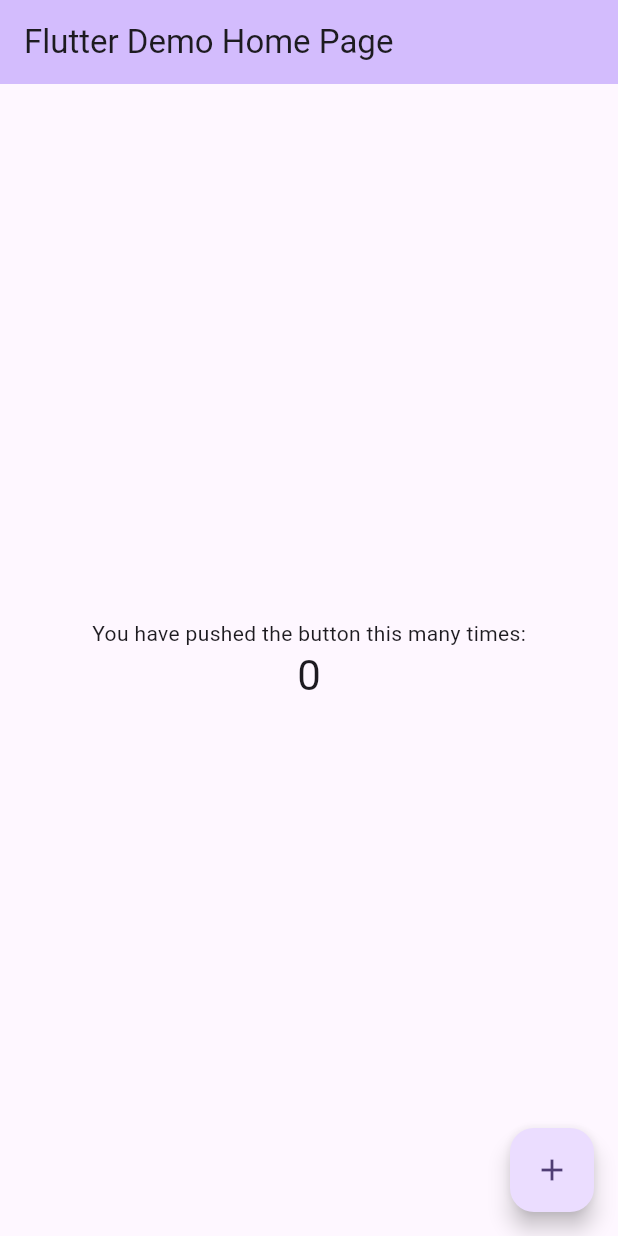
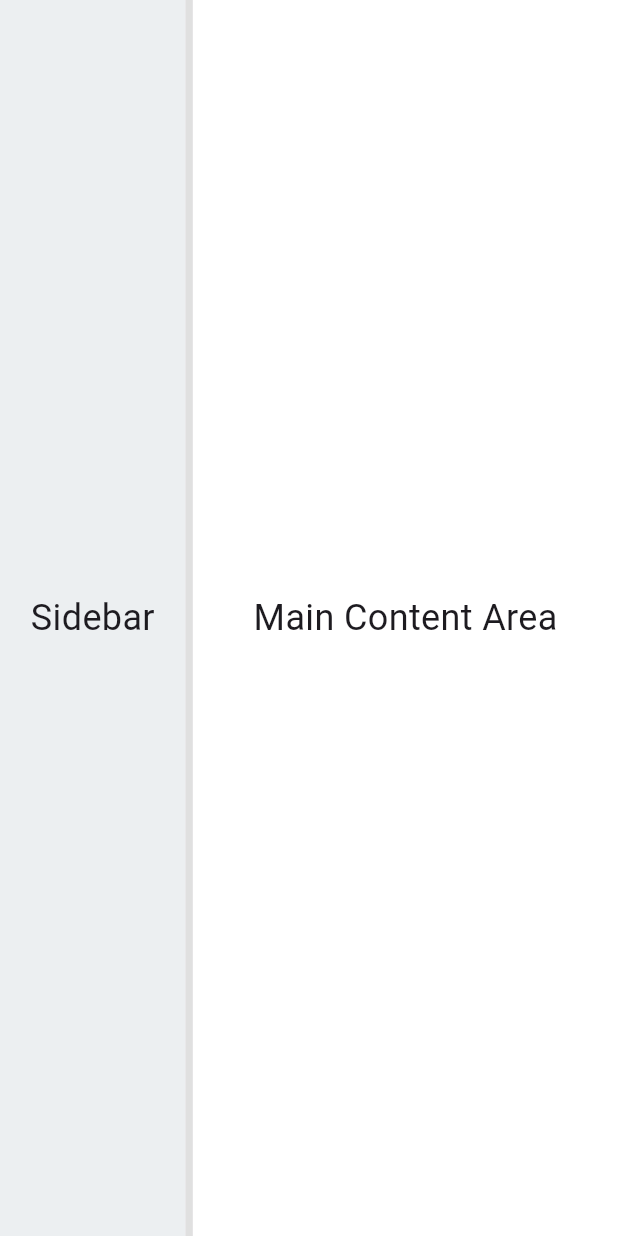
Before and after one commit to srohatgi01/yara, a Flutter app: the screen it shows after launch, on a phone screen of 412 x 824 dp. Run offline on Flutter 3.47's test engine with Material 3 defaults, Android fonts, the phone set to English and light mode, and no system bars; our stand-ins replace bloc, flutter_bloc.

Commit message:
initial code structure & resizable canvas

```diff
--- /dev/null
+++ b/devtools_options.yaml
@@ -0,0 +1,3 @@
+description: This file stores settings for Dart & Flutter DevTools.
+documentation: https://docs.flutter.dev/tools/devtools/extensions#configure-extension-enablement-states
+extensions:
--- /dev/null
+++ b/lib/blocs/cubit/sidebar_size_cubit_cubit.dart
@@ -0,0 +1,24 @@
+import 'package:bloc/bloc.dart';
+
+part 'sidebar_size_cubit_state.dart';
+
+class SidebarSizeCubit extends Cubit<SidebarSizeCubitState> {
+  final double initialWidth;
+  final double maxWidth;
+
+  SidebarSizeCubit(double screenWidth)
+      : initialWidth = (screenWidth * 0.3 > 350 ? 350 : screenWidth * 0.3),
+        maxWidth = screenWidth * 0.55,
+        super(SidebarSizeCubitState(
+        width: (screenWidth * 0.3 > 350 ? 350 : screenWidth * 0.3),
+      ));
+
+
+  /// Update the sidebar width by adding the drag delta
+  void updateWidth(double delta) {
+    final newWidth = state.width + delta;
+    // clamp the width between 100 and 600 for safety
+    final clampedWidth = newWidth.clamp(initialWidth, maxWidth);
+    emit(state.copyWith(width: clampedWidth));
+  }
+}
--- /dev/null
+++ b/lib/blocs/cubit/sidebar_size_cubit_state.dart
@@ -0,0 +1,14 @@
+part of 'sidebar_size_cubit_cubit.dart';
+
+class SidebarSizeCubitState {
+  final double width;
+
+  SidebarSizeCubitState({required this.width});
+
+  /// A helper method to copy the current state with a changed width
+  SidebarSizeCubitState copyWith({double? width}) {
+    return SidebarSizeCubitState(
+      width: width ?? this.width,
+    );
+  }
+}
--- a/lib/main.dart
+++ b/lib/main.dart
@@ -1,4 +1,8 @@
 import 'package:flutter/material.dart';
+import 'package:flutter_bloc/flutter_bloc.dart';
+import 'package:yara/ui/ResizableCanvas.dart';
+
+import 'blocs/cubit/sidebar_size_cubit_cubit.dart';
 
 void main() {
   runApp(const MyApp());
@@ -9,60 +13,20 @@ class MyApp extends StatelessWidget {
 
   @override
   Widget build(BuildContext context) {
+    final screenWidth = MediaQuery.of(context).size.width;
+
     return MaterialApp(
-      title: 'Flutter Demo',
+      debugShowCheckedModeBanner: false,
+      title: 'Yara',
       theme: ThemeData(
         colorScheme: ColorScheme.fromSeed(seedColor: Colors.deepPurple),
         useMaterial3: true,
       ),
-      home: const MyHomePage(title: 'Flutter Demo Home Page'),
-    );
-  }
-}
-
-class MyHomePage extends StatefulWidget {
-  const MyHomePage({super.key, required this.title});
-
-  final String title;
-
-  @override
-  State<MyHomePage> createState() => _MyHomePageState();
-}
-
-class _MyHomePageState extends State<MyHomePage> {
-  int _counter = 0;
-
-  void _incrementCounter() {
-    setState(() {
-      _counter++;
-    });
-  }
-
-  @override
-  Widget build(BuildContext context) {
-    return Scaffold(
-      appBar: AppBar(
-        backgroundColor: Theme.of(context).colorScheme.inversePrimary,
-        title: Text(widget.title),
-      ),
-      body: Center(
-        child: Column(
-          mainAxisAlignment: MainAxisAlignment.center,
-          children: <Widget>[
-            const Text(
-              'You have pushed the button this many times:',
-            ),
-            Text(
-              '$_counter',
-              style: Theme.of(context).textTheme.headlineMedium,
-            ),
-          ],
-        ),
-      ),
-      floatingActionButton: FloatingActionButton(
-        onPressed: _incrementCounter,
-        tooltip: 'Increment',
-        child: const Icon(Icons.add),
+      home: MultiBlocProvider(
+        providers: [
+          BlocProvider(create: (_) => SidebarSizeCubit(screenWidth)),
+        ],
+        child: ResizableCanvas(),
       ),
     );
   }
--- /dev/null
+++ b/lib/ui/ResizableCanvas.dart
@@ -0,0 +1,55 @@
+import 'package:flutter/material.dart';
+import 'package:yara/blocs/cubit/sidebar_size_cubit_cubit.dart';
+import 'package:flutter_bloc/flutter_bloc.dart';
+
+class ResizableCanvas extends StatelessWidget {
+  const ResizableCanvas({Key? key}) : super(key: key);
+
+  @override
+  Widget build(BuildContext context) {
+    return Scaffold(
+      body: Row(
+        children: [
+          BlocBuilder<SidebarSizeCubit, SidebarSizeCubitState>(
+            builder: (context, sidebarState) {
+              return Container(
+                width: sidebarState.width,
+                color: Colors.blueGrey[50],
+                child: Center(
+                  child: Text(
+                    'Sidebar',
+                    style: TextStyle(fontSize: 24),
+                  ),
+                ),
+              );
+            },
+          ),
+          GestureDetector(
+            behavior: HitTestBehavior.translucent,
+            onHorizontalDragUpdate: (DragUpdateDetails details) {
+              context.read<SidebarSizeCubit>().updateWidth(details.delta.dx);
+            },
+            child: MouseRegion(
+              cursor: SystemMouseCursors.resizeColumn,
+              child: Container(
+                width: 5,
+                color: Colors.grey[300],
+              ),
+            ),
+          ),
+          Expanded(
+            child: Container(
+              color: Colors.white,
+              child: Center(
+                child: Text(
+                  'Main Content Area',
+                  style: TextStyle(fontSize: 24),
+                ),
+              ),
+            ),
+          ),
+        ],
+      ),
+    );
+  }
+}
--- a/pubspec.yaml
+++ b/pubspec.yaml
@@ -34,6 +34,7 @@ dependencies:
   # The following adds the Cupertino Icons font to your application.
   # Use with the CupertinoIcons class for iOS style icons.
   cupertino_icons: ^1.0.8
+  flutter_bloc: ^8.1.6
 
 dev_dependencies:
   flutter_test:
@@ -45,6 +46,8 @@ dev_dependencies:
   # package. See that file for information about deactivating specific lint
   # rules and activating additional ones.
   flutter_lints: ^5.0.0
+  test: ^1.25.8
+  bloc_test: ^9.1.7
 
 # For information on the generic Dart part of this file, see the
 # following page: https://dart.dev/tools/pub/pubspec
```
Also changed, not shown: pubspec.lock, 1 other file.
